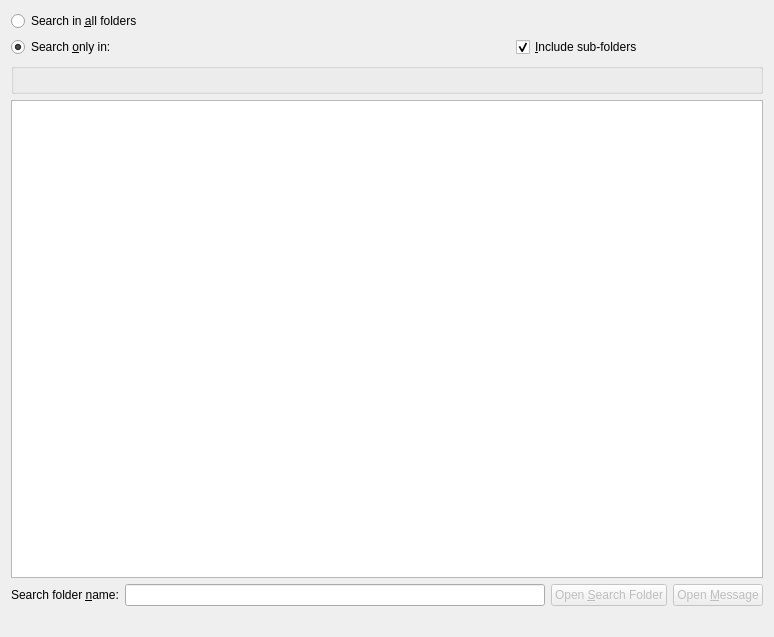
This is kmail/ui/searchwindow.ui in KDE/kdepim as Qt 5 draws it before an edit. The edited form follows.
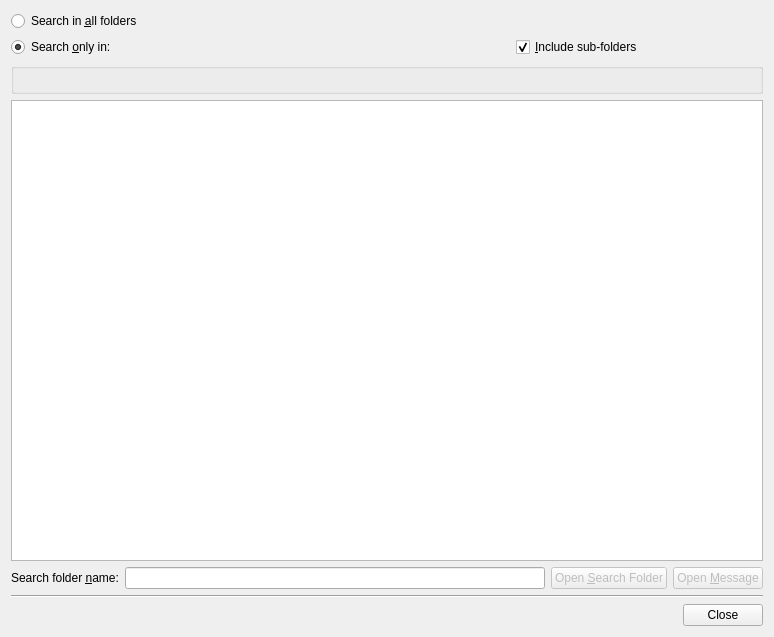
This is the edited form. Custom widgets are drawn as their Qt base class.

Commit message: Move status label to the left of the dialog buttons

Diff of the .ui file:
```diff
--- a/kmail/ui/searchwindow.ui
+++ b/kmail/ui/searchwindow.ui
@@ -127,15 +127,44 @@
     </layout>
    </item>
    <item>
-    <widget class="QLabel" name="mStatusLbl">
-     <property name="text">
-      <string/>
+    <widget class="Line" name="line">
+     <property name="orientation">
+      <enum>Qt::Horizontal</enum>
      </property>
     </widget>
    </item>
+   <item>
+    <layout class="QHBoxLayout" name="horizontalLayout_3">
+     <item>
+      <widget class="QLabel" name="mStatusLbl">
+       <property name="sizePolicy">
+        <sizepolicy hsizetype="Expanding" vsizetype="Preferred">
+         <horstretch>0</horstretch>
+         <verstretch>0</verstretch>
+        </sizepolicy>
+       </property>
+       <property name="text">
+        <string/>
+       </property>
+      </widget>
+     </item>
+     <item>
+      <widget class="KDialogButtonBox" name="mButtonBox">
+       <property name="standardButtons">
+        <set>QDialogButtonBox::Close</set>
+       </property>
+      </widget>
+     </item>
+    </layout>
+   </item>
   </layout>
  </widget>
  <customwidgets>
+  <customwidget>
+   <class>KDialogButtonBox</class>
+   <extends>QDialogButtonBox</extends>
+   <header>kdialogbuttonbox.h</header>
+  </customwidget>
   <customwidget>
    <class>KLineEdit</class>
    <extends>QLineEdit</extends>
```
The commit also changes 2 other files.
